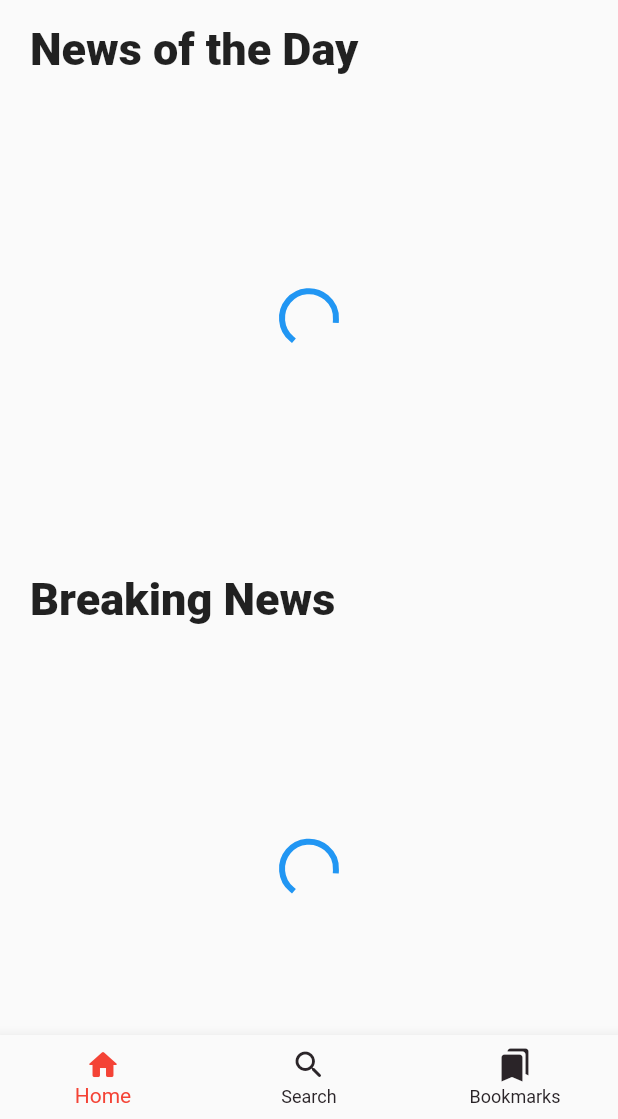
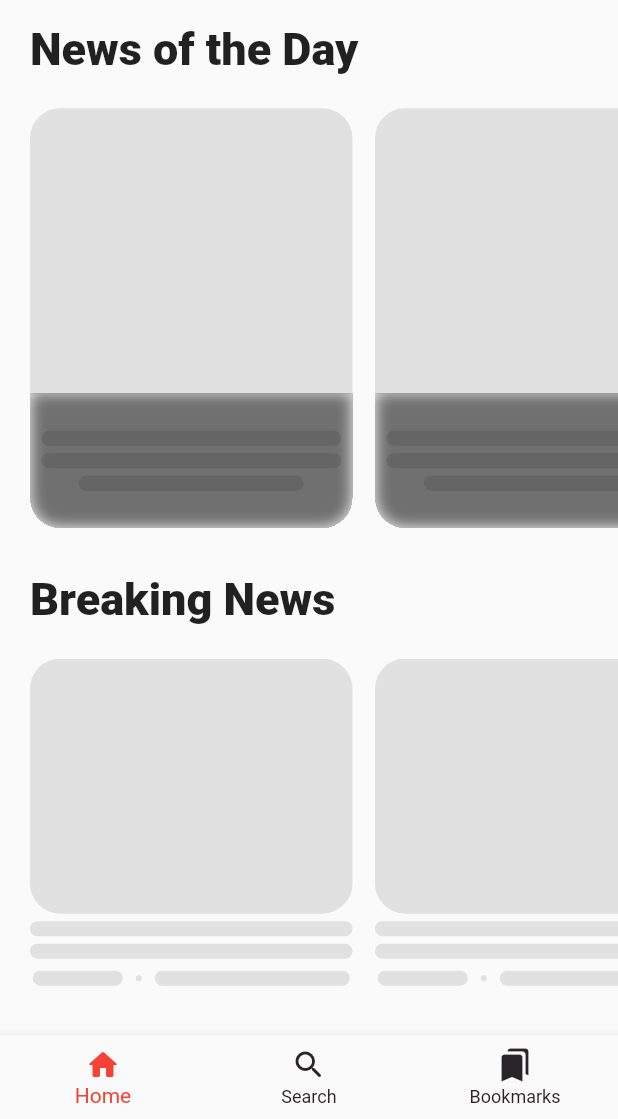
Before and after one commit to Austin-Godwin/Tome_news_app, a Flutter app: the first screen one second after launch, on a phone screen of 412 x 824 dp, the part 117-1236 px from its top. Run offline on Flutter 3.47's test engine with Material 2 defaults, Android fonts, the light colour scheme and no system bars; our stand-ins replace cached_network_image, google_fonts, timeago.

Commit message:
Skeleton Done for News Home View

```diff
--- a/lib/for_test.dart
+++ b/lib/for_test.dart
@@ -113,24 +113,26 @@ class _FavoriteWidgetState extends State<FavoriteWidget> {
                 child: Container(
                   height: 50,
                   child: SingleChildScrollView(
-                    child: Text("dkfaklfjaioaladlalksdfkafkllasfllasdk\n"
-                        "djfadjflakjfakjklalakllakfkakllaljflakmacm\n"
-                        ",.dksjfklafm,asdjalkdlam,djaldjadlafjklasla\n"
-                        "dkfaklfjaioaladlalksdfkafkllasfllasdk\n"
-                        "djfadjflakjfakjklalakllakfkakllaljflakmacm\n"
-                        ",.dksjfklafm,asdjalkdlam,djaldjadlafjklasla\n"
-                        "dkfaklfjaioaladlalksdfkafkllasfllasdk\n"
-                        "djfadjflakjfakjklalakllakfkakllaljflakmacm\n"
-                        ",.dksjfklafm,asdjalkdlam,djaldjadlafjklasla\n"
-                        "dkfaklfjaioaladlalksdfkafkllasfllasdk\n"
-                        "djfadjflakjfakjklalakllakfkakllaljflakmacm\n"
-                        ",.dksjfklafm,asdjalkdlam,djaldjadlafjklasla\n"
-                        "dkfaklfjaioaladlalksdfkafkllasfllasdk\n"
-                        "djfadjflakjfakjklalakllakfkakllaljflakmacm\n"
-                        ",.dksjfklafm,asdjalkdlam,djaldjadlafjklasla\n"
-                        "dkfaklfjaioaladlalksdfkafkllasfllasdk\n"
-                        "djfadjflakjfakjklalakllakfkakllaljflakmacm\n"
-                        ",.dksjfklafm,asdjalkdlam,djaldjadlafjklasla\n"),
+                    child: Text(""
+                        // "dkfaklfjaioaladlalksdfkafkllasfllasdk\n"
+                        //   "djfadjflakjfakjklalakllakfkakllaljflakmacm\n"
+                        //   ",.dksjfklafm,asdjalkdlam,djaldjadlafjklasla\n"
+                        //   "dkfaklfjaioaladlalksdfkafkllasfllasdk\n"
+                        //   "djfadjflakjfakjklalakllakfkakllaljflakmacm\n"
+                        //   ",.dksjfklafm,asdjalkdlam,djaldjadlafjklasla\n"
+                        //   "dkfaklfjaioaladlalksdfkafkllasfllasdk\n"
+                        //   "djfadjflakjfakjklalakllakfkakllaljflakmacm\n"
+                        //   ",.dksjfklafm,asdjalkdlam,djaldjadlafjklasla\n"
+                        //   "dkfaklfjaioaladlalksdfkafkllasfllasdk\n"
+                        //   "djfadjflakjfakjklalakllakfkakllaljflakmacm\n"
+                        //   ",.dksjfklafm,asdjalkdlam,djaldjadlafjklasla\n"
+                        //   "dkfaklfjaioaladlalksdfkafkllasfllasdk\n"
+                        //   "djfadjflakjfakjklalakllakfkakllaljflakmacm\n"
+                        //   ",.dksjfklafm,asdjalkdlam,djaldjadlafjklasla\n"
+                        //   "dkfaklfjaioaladlalksdfkafkllasfllasdk\n"
+                        //   "djfadjflakjfakjklalakllakfkakllaljflakmacm\n"
+                        //   ",.dksjfklafm,asdjalkdlam,djaldjadlafjklasla\n"
+                        ),
                   ),
                 ),
               )
--- a/lib/main.dart
+++ b/lib/main.dart
@@ -1,4 +1,6 @@
 import 'package:flutter/material.dart';
+import 'package:tomel_news_app/for_test.dart';
+import 'package:tomel_news_app/views/home_view/components/breaking_news_card.dart';
 import 'views/home_view/home_view.dart';
 
 void main() {
--- a/lib/views/bookmark/bookmark_view.dart
+++ b/lib/views/bookmark/bookmark_view.dart
@@ -138,7 +138,7 @@ class _BookmarkViewState extends State<BookmarkView> {
                                                 title: AllMethods
                                                         .bookMarkList[index]
                                                     ["title"],
-                                                fromBookMark: true,
+                                                bookMarked: true,
                                                 // icon: AllMethods.onClicked
                                                 //     ? Icons.bookmark_add_rounded
                                                 //     : Icons
--- /dev/null
+++ b/lib/views/home_view/components/breaking_news_card_skeleton.dart
@@ -0,0 +1,65 @@
+import 'package:flutter/material.dart';
+
+import '../../../widgets/skeleton.dart';
+
+class BreakingNewsCardSkeleton extends StatelessWidget {
+  const BreakingNewsCardSkeleton({
+    Key? key,
+  }) : super(key: key);
+
+  @override
+  Widget build(BuildContext context) {
+    return Padding(
+      padding: const EdgeInsets.only(left: 15.0),
+      child: SizedBox(
+        width: 215,
+        child: Column(
+          crossAxisAlignment: CrossAxisAlignment.start,
+          children: [
+            const Skeleton(
+              height: 170,
+              width: 215,
+              radius: 20.0,
+            ),
+            const SizedBox(height: 5.0),
+            const Skeleton(
+              width: 215.0,
+              height: 10.0,
+              radius: 10.0,
+            ),
+            const SizedBox(height: 5.0),
+            const Skeleton(
+              width: 215.0,
+              height: 10.0,
+              radius: 10.0,
+            ),
+            const SizedBox(height: 8.0),
+            Row(
+              mainAxisAlignment: MainAxisAlignment.spaceEvenly,
+              crossAxisAlignment: CrossAxisAlignment.center,
+              // mainAxisSize: MainAxisSize.min,
+              children: [
+                const Skeleton(
+                  height: 10,
+                  width: 60,
+                  radius: 10,
+                ),
+                const SizedBox(width: 5.0),
+                CircleAvatar(
+                  radius: 2.0,
+                  backgroundColor: Colors.black.withOpacity(0.1),
+                ),
+                const SizedBox(width: 5.0),
+                const Skeleton(
+                  height: 10,
+                  width: 130,
+                  radius: 10,
+                ),
+              ],
+            )
+          ],
+        ),
+      ),
+    );
+  }
+}
--- a/lib/views/home_view/components/breaking_news_items.dart
+++ b/lib/views/home_view/components/breaking_news_items.dart
@@ -1,5 +1,6 @@
 import 'package:flutter/material.dart';
 import 'package:timeago/timeago.dart' as timeago;
+import 'package:tomel_news_app/views/home_view/components/breaking_news_card_skeleton.dart';
 import '../../../constants/api.dart';
 // import '../../../utils/all_methods.dart';
 import '../../main_news_view.dart';
@@ -15,9 +16,11 @@ class BreakingNewsItems extends StatelessWidget {
     return ListView.builder(
       padding: const EdgeInsets.only(left: 5, right: 20),
       scrollDirection: Axis.horizontal,
-      itemCount: breakingNews.length,
+      itemCount: breakingNews.isEmpty ? 5 : breakingNews.length,
       itemBuilder: ((context, index) {
-        return BreakingNewsCard(
+        return breakingNews.isEmpty
+            ? const BreakingNewsCardSkeleton()
+            : BreakingNewsCard(
                 onTap: () {
                   Navigator.push(
                     context,
--- a/lib/views/home_view/components/trending_news_card.dart
+++ b/lib/views/home_view/components/trending_news_card.dart
@@ -2,6 +2,7 @@ import 'dart:ui';
 import 'package:cached_network_image/cached_network_image.dart';
 import 'package:flutter/material.dart';
 import '../../../utils/text.dart';
+import '../../../widgets/skeleton.dart';
 
 class TrendingNewsCard extends StatelessWidget {
   final Function() onTap;
--- /dev/null
+++ b/lib/views/home_view/components/trending_news_card_skeleton.dart
@@ -0,0 +1,83 @@
+import 'dart:ui';
+
+import 'package:flutter/material.dart';
+
+import '../../../widgets/skeleton.dart';
+
+class TrendingNewsCardSkeleton extends StatelessWidget {
+  const TrendingNewsCardSkeleton({
+    Key? key,
+  }) : super(key: key);
+
+  @override
+  Widget build(BuildContext context) {
+    return Container(
+      clipBehavior: Clip.hardEdge,
+      margin: const EdgeInsets.only(left: 15),
+      width: 215,
+      // height: 280,
+      decoration: BoxDecoration(
+          color: Colors.black.withOpacity(0.1),
+          borderRadius: BorderRadius.circular(20.0)),
+      child: Stack(
+        clipBehavior: Clip.none,
+        children: [
+          // Positioned(
+          //   top: 10,
+          //   right: 10,
+          //   child: Container(
+          //     // width: 100,
+          //     // height: 30,
+          //     padding: const EdgeInsets.symmetric(
+          //       horizontal: 10,
+          //       vertical: 5,
+          //     ),
+          //     decoration: BoxDecoration(
+          //       color: Colors.white.withOpacity(0.5),
+          //       borderRadius:
+          //           BorderRadius.circular(50),
+          //     ),
+          //     child: AppText.button(
+          //       "Live Update",
+          //       color: Colors.white,
+          //     ),
+          //   ),
+          // ),
+          Positioned(
+            bottom: 0,
+            child: Container(
+              alignment: Alignment.center,
+              clipBehavior: Clip.antiAlias,
+              width: 215,
+              height: 90,
+              decoration: BoxDecoration(color: Colors.black.withOpacity(0.5)),
+              child: BackdropFilter(
+                filter: ImageFilter.blur(sigmaX: 5, sigmaY: 5),
+                child: Column(children: const [
+                  SizedBox(height: 25.0),
+                  Skeleton(
+                    width: 200.0,
+                    height: 10.0,
+                    radius: 10.0,
+                  ),
+                  SizedBox(height: 5.0),
+                  Skeleton(
+                    width: 200.0,
+                    height: 10.0,
+                    radius: 10.0,
+                  ),
+                  SizedBox(height: 5.0),
+                  Skeleton(
+                    width: 150.0,
+                    height: 10.0,
+                    radius: 10.0,
+                  ),
+                ]),
+              ),
+            ),
+          ),
+        ],
+      ),
+    );
+  }
+}
--- a/lib/views/home_view/components/trending_news_items.dart
+++ b/lib/views/home_view/components/trending_news_items.dart
@@ -1,4 +1,5 @@
 import 'package:flutter/material.dart';
+import 'package:tomel_news_app/views/home_view/components/trending_news_card_skeleton.dart';
 // import 'package:tomel_news_app/utils/all_methods.dart';
 import '../../../constants/api.dart';
 import '../../main_news_view.dart';
@@ -6,9 +7,11 @@ import 'trending_news_card.dart';
 
 class TrendingNewsItems extends StatelessWidget {
   final List<Map<String, dynamic>> trendingNews;
+  // bool? bookMarked;
   const TrendingNewsItems({
     Key? key,
     required this.trendingNews,
+    // required this.bookMarked
   }) : super(key: key);
 
   @override
@@ -16,9 +19,11 @@ class TrendingNewsItems extends StatelessWidget {
     return ListView.builder(
       padding: const EdgeInsets.only(left: 5, right: 20),
       scrollDirection: Axis.horizontal,
-      itemCount: trendingNews.length,
+      itemCount: trendingNews.isEmpty ? 5 : trendingNews.length,
       itemBuilder: ((context, index) {
-        return TrendingNewsCard(
+        return trendingNews.isEmpty
+            ? const TrendingNewsCardSkeleton()
+            : TrendingNewsCard(
                 onTap: () {
                   Navigator.push(
                     context,
@@ -31,6 +36,7 @@ class TrendingNewsItems extends StatelessWidget {
                             newsDate: trendingNews[index]["published_date"],
                             newsTime: trendingNews[index]["published_date"],
                             title: trendingNews[index]["title"],
+                            // bookMarked: bookMarked,
                             // icon: AllMethods.onClicked
                             //     ? Icons.bookmark_add_rounded
                             //     : Icons.bookmark_add_outlined,
--- a/lib/views/home_view/news_home_view.dart
+++ b/lib/views/home_view/news_home_view.dart
@@ -61,12 +61,15 @@ class _NewsHomeViewState extends State<NewsHomeView> {
                 SizedBox(
                   // padding: EdgeInsets.only(left: 10),
                   height: 280,
-                  child: allMethods.trendingNews.isEmpty
-                      ? const Center(
-                          child: CircularProgressIndicator(),
-                        )
-                      : TrendingNewsItems(
-                          trendingNews: allMethods.trendingNews),
+                  child:
+                      // allMethods.trendingNews.isEmpty
+                      //     ? const Center(
+                      //         child: CircularProgressIndicator(),
+                      //       )
+                      //     :
+                      TrendingNewsItems(
+                    trendingNews: allMethods.trendingNews,
+                  ),
                 ),
                 const SizedBox(height: 30.0),
                 Padding(
@@ -79,13 +82,15 @@ class _NewsHomeViewState extends State<NewsHomeView> {
                 SizedBox(
                   // padding: EdgeInsets.only(left: 10),
                   height: 280,
-                  child: allMethods.breakingNews.isEmpty
-                      ? const Center(
-                          child: CircularProgressIndicator(),
-                        )
-                      : BreakingNewsItems(
-                          breakingNews: allMethods.breakingNews,
-                        ),
+                  child:
+                      // allMethods.breakingNews.isEmpty
+                      //     ? const Center(
+                      //         child: CircularProgressIndicator(),
+                      //       )
+                      //     :
+                      BreakingNewsItems(
+                    breakingNews: allMethods.breakingNews,
+                  ),
                 ),
               ],
             ),
--- a/lib/views/main_news_view.dart
+++ b/lib/views/main_news_view.dart
@@ -1,7 +1,5 @@
 import 'package:cached_network_image/cached_network_image.dart';
 import 'package:flutter/material.dart';
-// import 'package:intl/intl.dart';
-// import 'package:tomel_news_app/constants/api.dart';
 import 'package:tomel_news_app/utils/all_methods.dart';
 import 'package:tomel_news_app/utils/text.dart';
 import 'package:tomel_news_app/widgets/author_profile.dart';
@@ -13,19 +11,19 @@ class MainNewsView extends StatefulWidget {
   final String newsDate;
   final String newsTime;
   final String title;
-  final bool? fromBookMark;
+  bool? bookMarked;
   // final String profileImageurl;
   final String? author;
   final String rights;
   final String summary;
-  const MainNewsView({
+  MainNewsView({
     Key? key,
     required this.imageUrl,
     required this.topic,
     required this.newsDate,
     required this.newsTime,
     required this.title,
-    this.fromBookMark,
+    this.bookMarked,
     // required this.profileImageurl,
     required this.author,
     required this.rights,
@@ -41,7 +39,7 @@ class _MainNewsViewState extends State<MainNewsView> {
 
   @override
   void initState() {
-    widget.fromBookMark == null ? false : true;
+    widget.bookMarked = widget.bookMarked ?? false;
     super.initState();
   }
 
@@ -84,8 +82,8 @@ class _MainNewsViewState extends State<MainNewsView> {
                   child: IconButton(
                     onPressed: () {
                       setState(() {
-                        onClicked = !onClicked;
-                        if (onClicked) {
+                        widget.bookMarked = !widget.bookMarked!;
+                        if (widget.bookMarked!) {
                           AllMethods.addToBookmark({
                             "media": widget.imageUrl,
                             "topic": widget.topic,
@@ -96,11 +94,13 @@ class _MainNewsViewState extends State<MainNewsView> {
                             "rights": widget.rights,
                             "summary": widget.summary,
                           });
+
                           // widget.fromBookMark = true;
                           // onClicked = true;
 
                           print(
                               "bookmark added with the total of: ${AllMethods.bookMarkList.length}");
+                          // widget.bookMarked = false;
                         } else {
                           print("in");
                           AllMethods.removeFromBookmark({
@@ -121,11 +121,13 @@ class _MainNewsViewState extends State<MainNewsView> {
                         // print(allMethods.bookMarkList.length);
                       });
                     },
-                    icon: widget.fromBookMark == true
-                        ? const SizedBox()
-                        : Icon(
+                    icon:
+                        // widget.fromBookMark == true
+                        //     ? const SizedBox()
+                        // :
+                        Icon(
                       // widget.icon,
-                            onClicked
+                      widget.bookMarked!
                           ? Icons.bookmark_add_rounded
                           : Icons.bookmark_add_outlined,
                       size: 35.0,
@@ -160,7 +162,7 @@ class _MainNewsViewState extends State<MainNewsView> {
                   // left: 15,
                   child: IconButton(
                     onPressed: () {
-                      Navigator.pop(context);
+                      Navigator.pop(context, widget.bookMarked);
                     },
                     icon: const Icon(
                       Icons.chevron_left_rounded,
--- /dev/null
+++ b/lib/widgets/skeleton.dart
@@ -0,0 +1,27 @@
+import 'package:flutter/material.dart';
+
+class Skeleton extends StatelessWidget {
+  const Skeleton(
+      {this.height, this.width, this.isRounded = true, Key? key, this.radius})
+      : super(key: key);
+  final double? height, width, radius;
+  final bool isRounded;
+  @override
+  Widget build(BuildContext context) {
+    return Container(
+      height: height,
+      width: width,
+      decoration: BoxDecoration(
+        borderRadius: BorderRadius.circular(
+          radius != null
+              ? radius!
+              : isRounded
+                  ? 20
+                  : 0,
+        ),
+        color: Colors.black.withOpacity(0.1),
+      ),
+      padding: const EdgeInsets.all(5),
+    );
+  }
+}
```
Lines whose indentation alone changed are shown as unchanged.
